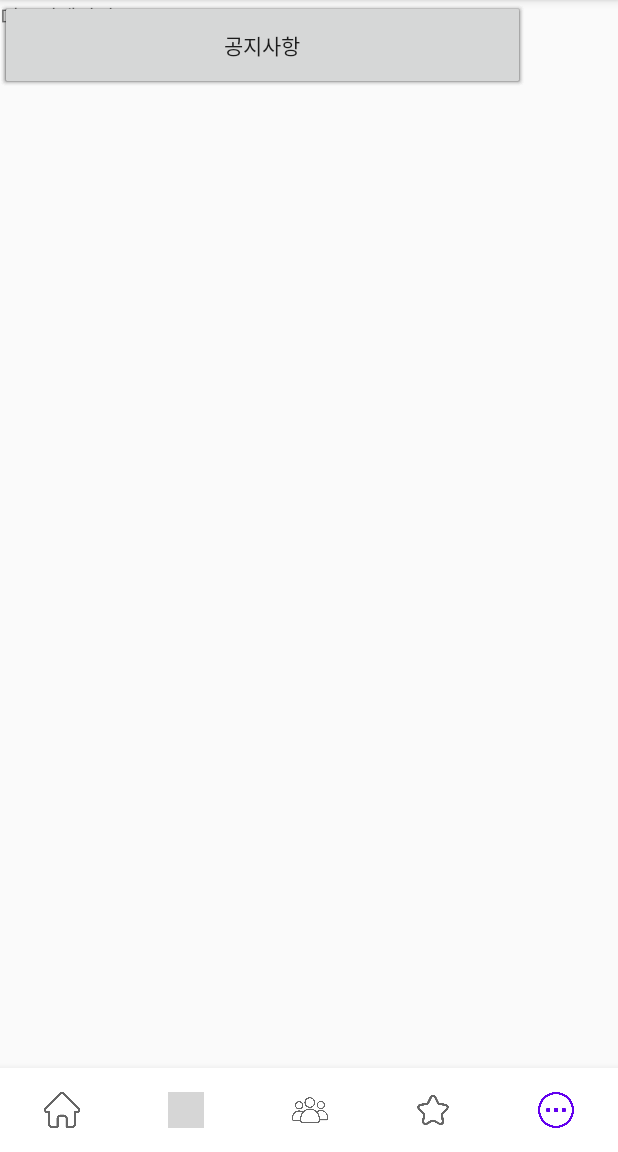
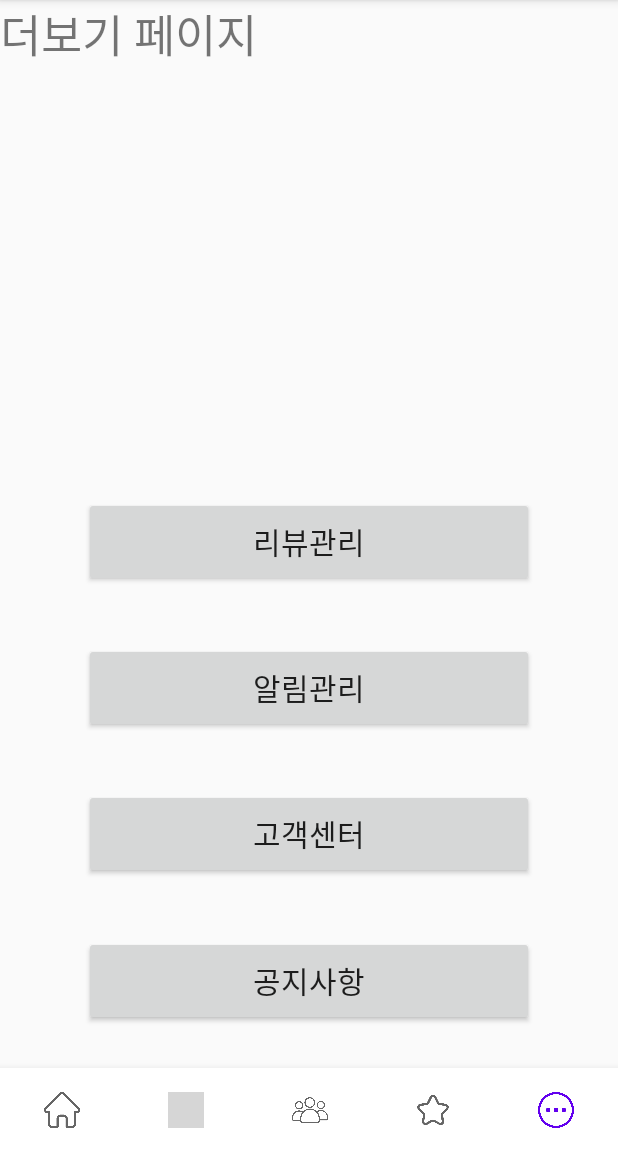
Before and after one commit to 4seokhyeon/Mapnaver, an Android app: the screen it shows after launch (MainActivity), item 5 of the bottom bar chosen, on a phone screen of 412 x 824 dp, the part 84-1236 px from its top. Run offline under Robolectric (Android 15) with nearby library versions, the phone set to English and light mode, and no system bars; our stand-ins replace Firebase (no records; nobody signed in at launch, a user with empty details on screens opened directly); libraries missing offline, so code that uses them is left out: com.naver.maps; 6 statements that could not run were skipped; grey boxes are pictures that could not be loaded.

Commit message:
더보기 탭 (작업중2 건들지마)

```diff
--- a/app/src/main/java/com/first/maptest/Fragment5.java
+++ b/app/src/main/java/com/first/maptest/Fragment5.java
@@ -28,14 +28,41 @@ public class Fragment5 extends Fragment {
     public View onCreateView(LayoutInflater inflater, ViewGroup container,
                              Bundle savedInstanceState) {
         ViewGroup rootView = (ViewGroup) inflater.inflate(R.layout.fragment_5,container,false);
+
         Button review = rootView.findViewById(R.id.review);
+        Button pop = rootView.findViewById(R.id.pop);
+        Button customer = rootView.findViewById(R.id.customer);
+        Button notice = rootView.findViewById(R.id.notice);
+
         review.setOnClickListener(new View.OnClickListener() {
             @Override
             public void onClick(View view) {
+               // review.setVisibility(View.VISIBLE);
                 activity.onFragmentChange(1);
             }
         });
+
+        /*pop.setOnClickListener(new View.OnClickListener() {
+            @Override
+            public void onClick(View view) {
+                pop.setVisibility(View.VISIBLE);
+            }
+        });
+
+        customer.setOnClickListener(new View.OnClickListener() {
+            @Override
+            public void onClick(View view) {
+                customer.setVisibility(View.VISIBLE);
+            }
+        });
+
+        notice.setOnClickListener(new View.OnClickListener() {
+            @Override
+            public void onClick(View view) {
+                notice.setVisibility(View.VISIBLE);
+            }
+        });*/
+
         return rootView;
-
     }
 }
--- a/app/src/main/res/layout/fragment_5.xml
+++ b/app/src/main/res/layout/fragment_5.xml
@@ -1,57 +1,81 @@
 <?xml version="1.0" encoding="utf-8"?>
 <androidx.constraintlayout.widget.ConstraintLayout xmlns:android="http://schemas.android.com/apk/res/android"
+    xmlns:app="http://schemas.android.com/apk/res-auto"
     xmlns:tools="http://schemas.android.com/tools"
     android:layout_width="match_parent"
     android:layout_height="match_parent">
 
 
     <TextView
+        android:id="@+id/textView2"
         android:layout_width="match_parent"
         android:layout_height="match_parent"
-        android:text="더보기페이지"
-        tools:layout_editor_absoluteX="0dp"
-        tools:layout_editor_absoluteY="0dp" />
+
+        android:text="@string/더보기페이지"
+        android:textSize="30sp"
+        android:visibility="visible"
+        app:layout_constraintStart_toStartOf="parent"
+        app:layout_constraintTop_toTopOf="parent" />
 
     <Button
         android:id="@+id/review"
-        android:layout_width="350dp"
+        android:layout_width="300dp"
         android:layout_height="60dp"
         android:layout_margin="20dp"
-        android:text="리뷰관리"
-        tools:ignore="MissingConstraints"
-        tools:layout_editor_absoluteX="30dp"
-        tools:layout_editor_absoluteY="240dp" />
+        android:text="@string/리뷰관리"
+        android:textSize="20sp"
+        android:visibility="visible"
+        app:layout_constraintBottom_toBottomOf="@+id/textView2"
+        app:layout_constraintEnd_toEndOf="parent"
+        app:layout_constraintStart_toStartOf="parent"
+        app:layout_constraintTop_toTopOf="@+id/textView2"
+        app:layout_constraintVertical_bias="0.51"
+        tools:ignore="MissingConstraints" />
 
     <Button
         android:id="@+id/pop"
-        android:layout_width="350dp"
+        android:layout_width="300dp"
         android:layout_height="60dp"
         android:layout_margin="20dp"
-        android:text="알림관리"
-        tools:ignore="MissingConstraints"
-        tools:layout_editor_absoluteX="30dp"
-        tools:layout_editor_absoluteY="320dp" />
+        android:text="@string/알림관리"
+        android:textSize="20sp"
+        android:visibility="visible"
+        app:layout_constraintBottom_toBottomOf="@+id/textView2"
+        app:layout_constraintEnd_toEndOf="parent"
+        app:layout_constraintStart_toStartOf="parent"
+        app:layout_constraintTop_toTopOf="@+id/textView2"
+        app:layout_constraintVertical_bias="0.67"
+        tools:ignore="MissingConstraints" />
 
     <Button
         android:id="@+id/customer"
-        android:layout_width="350dp"
+        android:layout_width="300dp"
         android:layout_height="60dp"
         android:layout_margin="20dp"
-        android:text="고객센터"
-        tools:ignore="MissingConstraints"
-        tools:layout_editor_absoluteX="30dp"
-        tools:layout_editor_absoluteY="400dp" />
+        android:text="@string/고객센터"
+        android:textSize="20sp"
+        android:visibility="visible"
+        app:layout_constraintBottom_toBottomOf="@+id/textView2"
+        app:layout_constraintEnd_toEndOf="parent"
+        app:layout_constraintStart_toStartOf="parent"
+        app:layout_constraintTop_toTopOf="@+id/textView2"
+        app:layout_constraintVertical_bias="0.83"
+        tools:ignore="MissingConstraints" />
 
     <Button
         android:id="@+id/notice"
-        android:layout_width="350dp"
+        android:layout_width="300dp"
         android:layout_height="60dp"
         android:layout_margin="20dp"
-        android:text="공지사항"
+        android:text="@string/공지사항"
+        android:textSize="20sp"
         android:visibility="visible"
-        tools:ignore="MissingConstraints"
-        tools:layout_editor_absoluteX="30dp"
-        tools:layout_editor_absoluteY="480dp" />
+        app:layout_constraintBottom_toBottomOf="@+id/textView2"
+        app:layout_constraintEnd_toEndOf="parent"
+        app:layout_constraintStart_toStartOf="parent"
+        app:layout_constraintTop_toTopOf="@+id/textView2"
+        app:layout_constraintVertical_bias="0.99"
+        tools:ignore="MissingConstraints" />
 
 
 </androidx.constraintlayout.widget.ConstraintLayout>
--- a/app/src/main/res/values/strings.xml
+++ b/app/src/main/res/values/strings.xml
@@ -2,5 +2,9 @@
     <string name="app_name">Maptest</string>
     <string name="format_map_click" />
     <string name="format_map_long_click" />
-    <string name="more">더보기 페이지</string>
+    <string name="더보기페이지">더보기 페이지</string>
+    <string name="리뷰관리">리뷰관리</string>
+    <string name="알림관리">알림관리</string>
+    <string name="고객센터">고객센터</string>
+    <string name="공지사항">공지사항</string>
 </resources>
```
